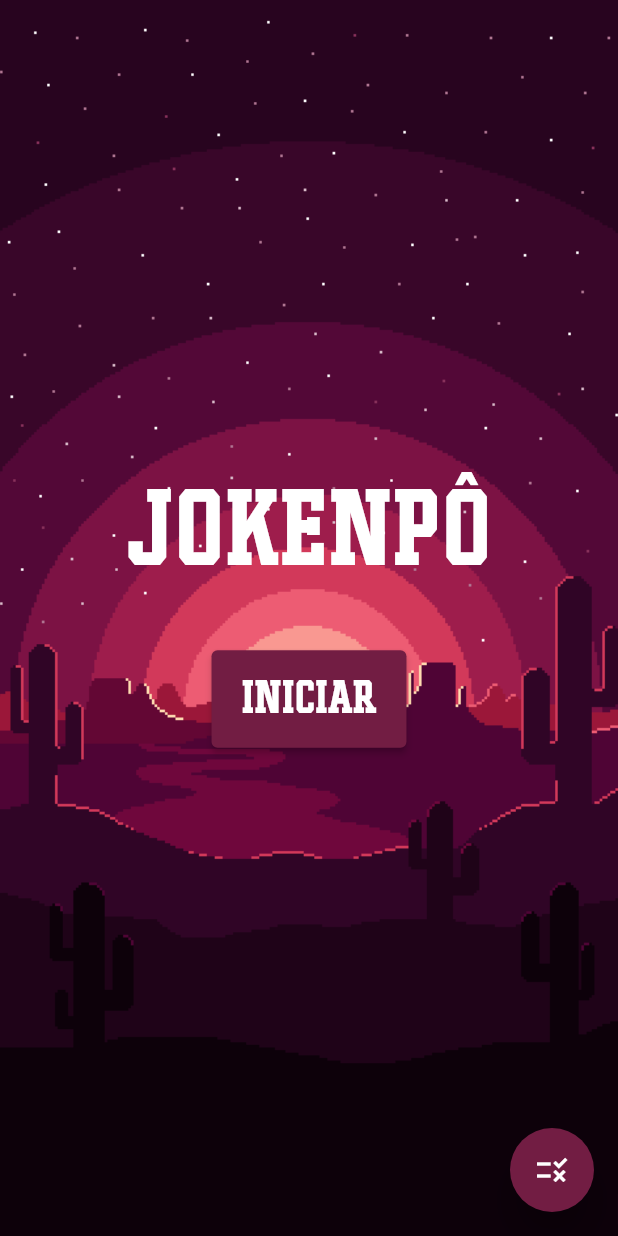
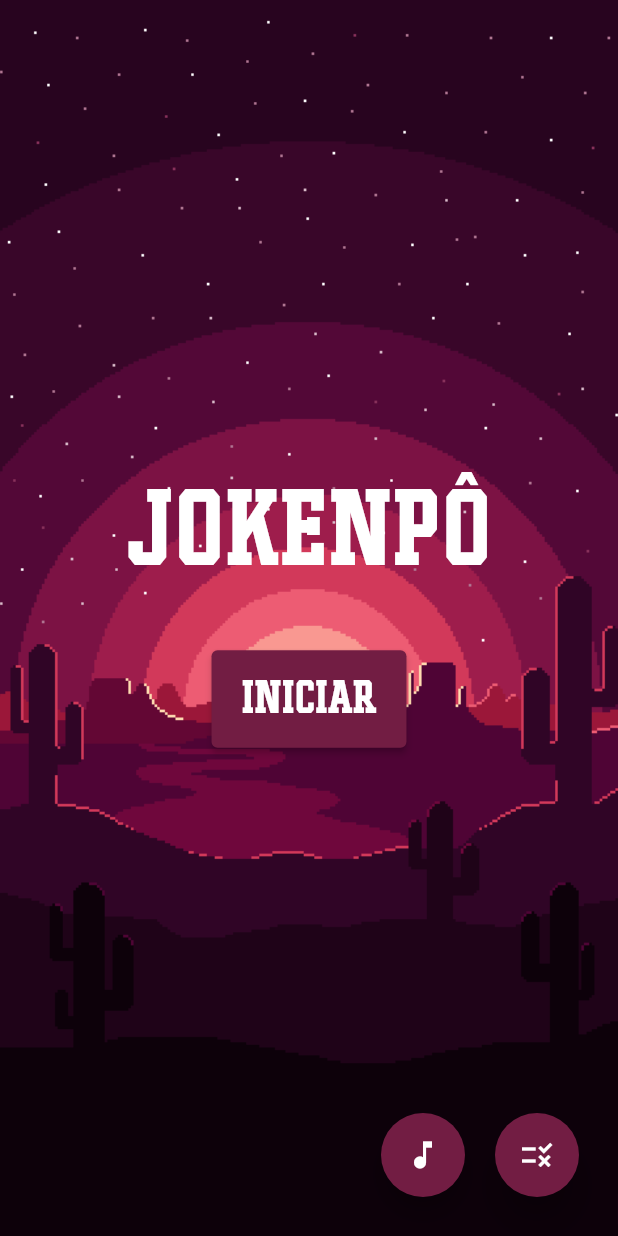
Before and after one commit to ed-morais/flutter_jokenpo, a Flutter app: the screen it shows after launch, on a phone screen of 412 x 824 dp. Run offline on Flutter 3.47's test engine with Material 2 defaults, Android fonts, the phone set to English and light mode, and no system bars; our stand-ins replace audioplayers.

Commit message:
feat: add disable music button

```diff
--- a/lib/pages/home_page.dart
+++ b/lib/pages/home_page.dart
@@ -25,7 +25,22 @@ class _HomePageState extends State<HomePage> {
   @override
   Widget build(BuildContext context) {
     return Scaffold(
-      floatingActionButton: FloatingActionButton(
+      floatingActionButton: Wrap(
+        direction: Axis.horizontal,
+        children: [
+          Container(
+            margin: const EdgeInsets.all(10),
+            child: FloatingActionButton(
+              backgroundColor: const Color(0xff721d43),
+              onPressed: () {
+                //action code for button 1
+              },
+              child: const Icon(Icons.music_note),
+            ),
+          ),
+          Container(
+            margin: const EdgeInsets.all(10),
+            child: FloatingActionButton(
               elevation: 10,
               backgroundColor: const Color(0xff721d43),
               child: const Icon(Icons.rule),
@@ -49,12 +64,13 @@ class _HomePageState extends State<HomePage> {
                               .map((rule) => ListTile(
                                     title: Text(
                                       'Regra ${rule.key}:',
-                                style: kScoreDescriptionTextStyle.copyWith(
-                                    color: Colors.black),
+                                      style: kScoreDescriptionTextStyle
+                                          .copyWith(color: Colors.black),
                                     ),
                                     subtitle: Text(
                                       rule.value,
-                                style: kScoreDescriptionTextStyle.copyWith(
+                                      style:
+                                          kScoreDescriptionTextStyle.copyWith(
                                         fontSize: 12,
                                         color: Colors.black,
                                       ),
@@ -76,6 +92,9 @@ class _HomePageState extends State<HomePage> {
                   },
                 );
               },
+            ),
+          )
+        ],
       ),
       body: Stack(
         children: [
```
Lines whose indentation alone changed are shown as unchanged.
